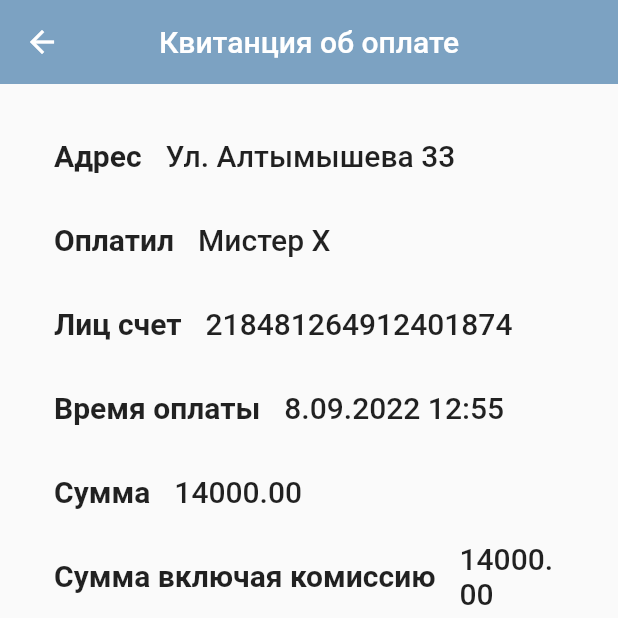
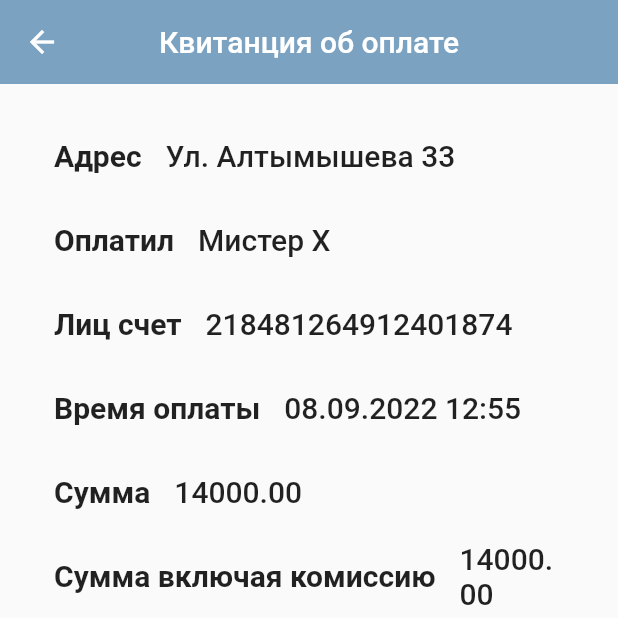
Before and after one commit to savagenur/demo_version_web, a Flutter app: the ReceiptOfPaymentPage screen opened by its route, on a phone screen of 412 x 824 dp, the top half of it. Run offline on Flutter 3.47's test engine with Material 2 defaults, Android fonts, the phone set to English and light mode, and no system bars; our stand-ins replace google_fonts; Roboto replaces fonts that are missing (Ubuntu).

```diff
--- a/lib/main.dart
+++ b/lib/main.dart
@@ -29,7 +29,7 @@ class MyApp extends StatelessWidget {
         '/review':(context) =>ReviewPage(),
         '/create-review':(context) =>CreateReviewPage(),
         '/check':(context) =>CheckPage(),
-        '/payment-method':(context) =>PaymentMethodPage(),
+        // '/payment-method':(context) =>PaymentMethodPage(),
         '/receipt-of-payment':(context) =>ReceiptOfPaymentPage(),
         '/calculation':(context) =>CalculationPage(),
         '/detailed-check':(context) =>DetailedCheckPage(),
--- a/lib/models/title_and_info_model.dart
+++ b/lib/models/title_and_info_model.dart
@@ -11,7 +11,7 @@ final List<TitleAndInfoModel> allTitleAndInfos = [
   TitleAndInfoModel(title: "Адрес", info: "Ул. Алтымышева 33"),
   TitleAndInfoModel(title: "Оплатил", info: "Мистер Х"),
   TitleAndInfoModel(title: "Лиц счет", info: "218481264912401874"),
-  TitleAndInfoModel(title: "Время оплаты", info: "8.09.2022 12:55"),
+  TitleAndInfoModel(title: "Время оплаты", info: "08.09.2022 12:55"),
   TitleAndInfoModel(title: "Сумма", info: "14000.00"),
   TitleAndInfoModel(title: "Сумма включая комиссию", info: "14000.00"),
 ];
--- a/lib/pages/Payment/receipt_of_payment_page.dart
+++ b/lib/pages/Payment/receipt_of_payment_page.dart
@@ -6,7 +6,7 @@ import '../../widgets/build_receipt_table.dart';
 import '../../widgets/my_button.dart';
 
 class ReceiptOfPaymentPage extends StatefulWidget {
-  const ReceiptOfPaymentPage({Key? key}) : super(key: key);
+  const ReceiptOfPaymentPage({Key? key, }) : super(key: key);
 
   @override
   State<ReceiptOfPaymentPage> createState() => _ReceiptOfPaymentPageState();
@@ -29,27 +29,31 @@ class _ReceiptOfPaymentPageState extends State<ReceiptOfPaymentPage> {
         elevation: 0,
       ),
       body: SingleChildScrollView(
-
         child: Container(
           padding: EdgeInsets.all(20),
           width: MediaQuery.of(context).size.width,
           height: MediaQuery.of(context).size.height,
-
           child: Column(
             children: [
-              buildReceiptTable(context,titleAndInfos),
+              buildReceiptTable(context, titleAndInfos),
               Spacer(),
               Row(
                 children: [
-                  Spacer(flex: 10,),
+                  Spacer(
+                    flex: 10,
+                  ),
                   Container(
                     padding: EdgeInsets.all(10),
-                    decoration: BoxDecoration(
-                      border: Border.all(color: Colors.grey)
+                    decoration:
+                        BoxDecoration(border: Border.all(color: Colors.grey)),
+                    child: Text(
+                      "Оплачено",
+                      style: Theme.of(context).textTheme.headline4,
                     ),
-                    child: Text("Оплачено",style: Theme.of(context).textTheme.headline4,),
                   ),
-                  Spacer(flex: 1,),
+                  Spacer(
+                    flex: 1,
+                  ),
                 ],
               ),
               Spacer(),
@@ -67,8 +71,6 @@ class _ReceiptOfPaymentPageState extends State<ReceiptOfPaymentPage> {
       ),
     );
   }
-
-
 
   Padding buildRowButtons(BuildContext context) {
     return Padding(
--- a/lib/widgets/address_and_date_widget.dart
+++ b/lib/widgets/address_and_date_widget.dart
@@ -3,7 +3,7 @@ import 'package:flutter/material.dart';
 
 class AddressAndDateWidget extends StatelessWidget {
   final bool isHistoryPage;
-  const AddressAndDateWidget({
+  const   AddressAndDateWidget({
     Key? key,  this.isHistoryPage=false,
   }) : super(key: key);
 
--- a/lib/widgets/default_scaffold_widget.dart
+++ b/lib/widgets/default_scaffold_widget.dart
@@ -10,12 +10,13 @@ class DefaultScaffoldWidget extends StatelessWidget {
   final bool onlyMenuButton;
   final bool hasHistoryAndMenuButton;
   final Widget? floatingActionButton;
+  final FloatingActionButtonLocation floatingActionButtonLocation;
   const DefaultScaffoldWidget({
     Key? key,
     required this.child,
     this.hasAddressOnAppBar = true,
     this.onlyMenuButton = false,
-    this.hasHistoryAndMenuButton = false, this.floatingActionButton,
+    this.hasHistoryAndMenuButton = false, this.floatingActionButton,  this.floatingActionButtonLocation=FloatingActionButtonLocation.centerFloat,
   }) : super(key: key);
 
   @override
@@ -31,7 +32,7 @@ class DefaultScaffoldWidget extends StatelessWidget {
       // floatingActionButton: PaymentHistoryButton(
       //     onlyMenuButton: onlyMenuButton,
       //     hasHistoryAndMenuButton: hasHistoryAndMenuButton),
-      floatingActionButtonLocation: FloatingActionButtonLocation.centerFloat,
+      floatingActionButtonLocation: floatingActionButtonLocation,
       floatingActionButton: floatingActionButton,
     );
   }
```
Also changed, not shown: lib/pages/Payment/check_page.dart (+66 -9 lines), lib/pages/Payment/payment_method_page.dart (+13 -8 lines), lib/pages/review_page.dart (+25 -12 lines), 1 other file. Lines whose indentation alone changed are shown as unchanged.
